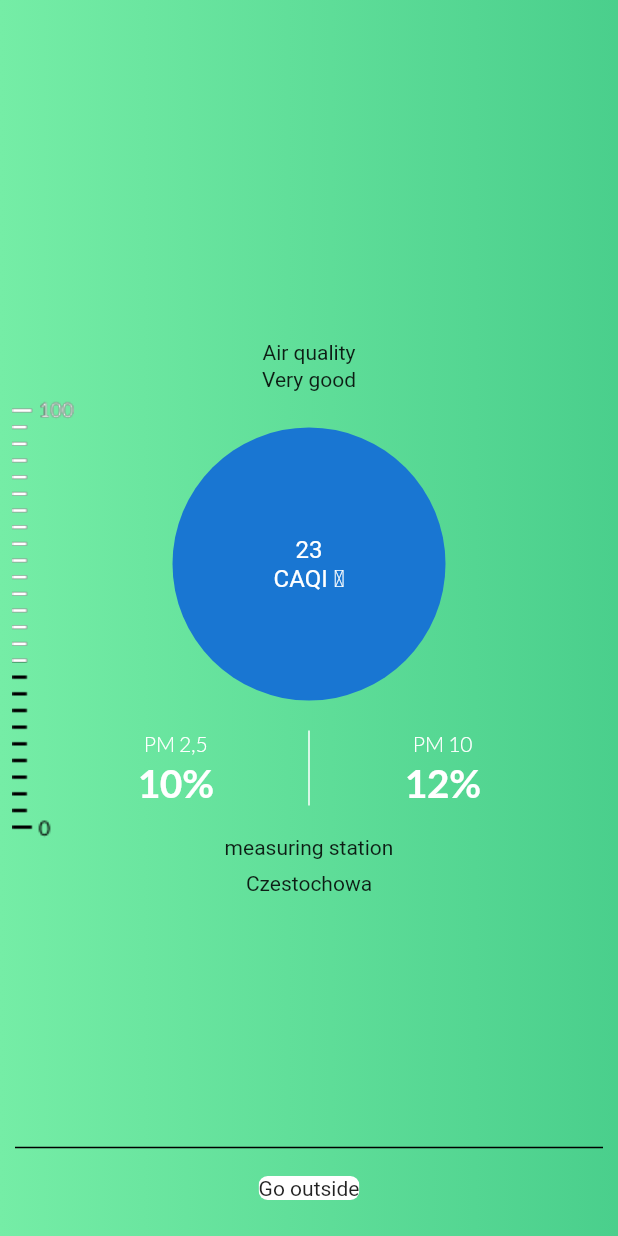
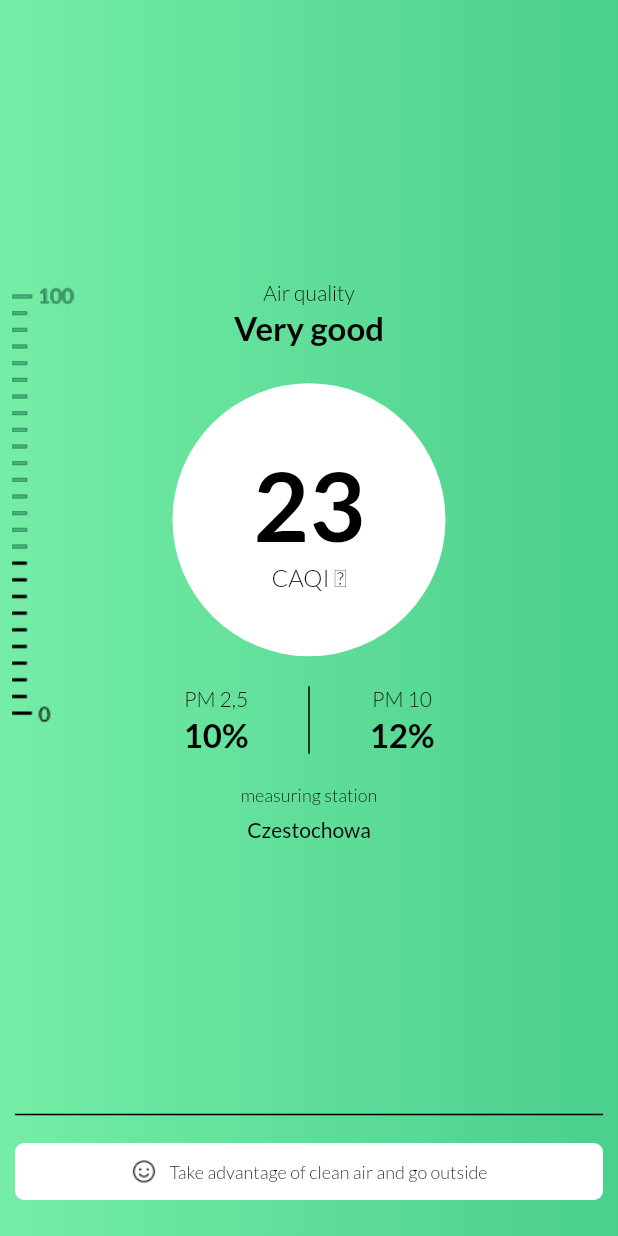
Before and after one commit to m-rud/Pure-air, a Flutter app: the AirScreen screen opened directly, on a phone screen of 412 x 824 dp. Run offline on Flutter 3.47's test engine with Material 2 defaults, Android fonts, the phone set to English and light mode, and no system bars; our stand-ins replace google_fonts, weather; network calls fail.

Commit message:
feat: stylize AirScreen

```diff
--- a/lib/AirScreen.dart
+++ b/lib/AirScreen.dart
@@ -28,18 +28,47 @@ class AirScreenState extends State<AirScreen> {
             child: Column(
                 mainAxisAlignment: MainAxisAlignment.center,
                 children: <Widget>[
-                  Text('Air quality'),
+                  Text('Air quality',
+                      textAlign: TextAlign.center,
+                      style: GoogleFonts.lato(
+                          textStyle: const TextStyle(
+                              fontSize: 14.0,
+                              height: 1.2,
+                              color: Colors.black,
+                              fontWeight: FontWeight.w300))),
                   Padding(padding: EdgeInsets.only(top: 2.0)),
-                  Text("Very good"),
+                  Text("Very good",
+                      textAlign: TextAlign.center,
+                      style: GoogleFonts.lato(
+                          textStyle: const TextStyle(
+                              fontSize: 22.0,
+                              height: 1.2,
+                              color: Colors.black,
+                              fontWeight: FontWeight.w700))),
                   Padding(padding: EdgeInsets.only(top: 24.0)),
                   CircleAvatar(
                     radius: 91.0,
+                    backgroundColor: Colors.white,
                     child: Container(
                       child: Column(
                         mainAxisAlignment: MainAxisAlignment.center,
                         children: [
-                          Text('23', textAlign: TextAlign.center),
-                          Text('CAQI 🛈', textAlign: TextAlign.center)
+                          Text('23',
+                              textAlign: TextAlign.center,
+                              style: GoogleFonts.lato(
+                                  textStyle: const TextStyle(
+                                      fontSize: 64.0,
+                                      height: 1.2,
+                                      color: Colors.black,
+                                      fontWeight: FontWeight.w700))),
+                          Text('CAQI 🛈',
+                              textAlign: TextAlign.center,
+                              style: GoogleFonts.lato(
+                                  textStyle: const TextStyle(
+                                      fontSize: 16.0,
+                                      height: 1.2,
+                                      color: Colors.black,
+                                      fontWeight: FontWeight.w300)))
                         ],
                       ),
                     ),
@@ -50,7 +79,7 @@ class AirScreenState extends State<AirScreen> {
                       mainAxisAlignment: MainAxisAlignment.center,
                       children: [
                         SizedBox(
-                          width: 130,
+                          width: 100,
                           child: Column(
                             mainAxisAlignment: MainAxisAlignment.end,
                             children: [
@@ -61,7 +90,7 @@ class AirScreenState extends State<AirScreen> {
                                     textStyle: const TextStyle(
                                         fontSize: 14.0,
                                         height: 1.2,
-                                        color: Colors.white,
+                                        color: Colors.black,
                                         fontWeight: FontWeight.w300)),
                               ),
                               const Padding(padding: EdgeInsets.only(top: 2.0)),
@@ -70,21 +99,21 @@ class AirScreenState extends State<AirScreen> {
                                 textAlign: TextAlign.center,
                                 style: GoogleFonts.lato(
                                     textStyle: const TextStyle(
-                                        fontSize: 26.0,
+                                        fontSize: 22.0,
                                         height: 1.2,
-                                        color: Colors.white,
+                                        color: Colors.black,
                                         fontWeight: FontWeight.w700)),
                               )
                             ],
                           ),
                         ),
                         const VerticalDivider(
-                          width: 48,
+                          width: 24,
                           thickness: 1,
-                          color: Colors.white,
+                          color: Colors.black,
                         ),
                         SizedBox(
-                          width: 130,
+                          width: 100,
                           child: Column(
                             mainAxisAlignment: MainAxisAlignment.start,
                             children: [
@@ -95,7 +124,7 @@ class AirScreenState extends State<AirScreen> {
                                     textStyle: const TextStyle(
                                         fontSize: 14.0,
                                         height: 1.2,
-                                        color: Colors.white,
+                                        color: Colors.black,
                                         fontWeight: FontWeight.w300)),
                               ),
                               const Padding(padding: EdgeInsets.only(top: 2.0)),
@@ -104,9 +133,9 @@ class AirScreenState extends State<AirScreen> {
                                 textAlign: TextAlign.center,
                                 style: GoogleFonts.lato(
                                     textStyle: const TextStyle(
-                                        fontSize: 26.0,
+                                        fontSize: 22.0,
                                         height: 1.2,
-                                        color: Colors.white,
+                                        color: Colors.black,
                                         fontWeight: FontWeight.w700)),
                               )
                             ],
@@ -116,14 +145,29 @@ class AirScreenState extends State<AirScreen> {
                     ),
                   ),
                   Padding(padding: EdgeInsets.only(top: 20.0)),
-                  Text("measuring station"),
+                  Text("measuring station",
+                      textAlign: TextAlign.center,
+                      style: GoogleFonts.lato(
+                          textStyle: const TextStyle(
+                              fontSize: 12.0,
+                              height: 1.2,
+                              color: Colors.black,
+                              fontWeight: FontWeight.w300))),
                   Padding(padding: EdgeInsets.only(top: 8.0)),
-                  Text("Czestochowa"),
+                  Text("Czestochowa",
+                      textAlign: TextAlign.center,
+                      style: GoogleFonts.lato(
+                          textStyle: const TextStyle(
+                              fontSize: 14.0,
+                              height: 1.2,
+                              color: Colors.black,
+                              fontWeight: FontWeight.w400))),
+                  Padding(padding: EdgeInsets.only(top: 76))
                 ]),
           ),
           Positioned(
               left: 8,
-              bottom: 0,
+              bottom: (76.0) * 2,
               right: 0,
               top: 0,
               child: Container(
@@ -143,7 +187,7 @@ class AirScreenState extends State<AirScreen> {
                             alignment: Alignment.topLeft,
                             heightFactor: 1 - 0.4,
                             child: Image.asset('icons/danger-value.png',
-                                scale: 0.9)),
+                                color: Color(0xDD4ACF8C), scale: 0.9)),
                       )
                     ],
                   ))),
@@ -155,7 +199,7 @@ class AirScreenState extends State<AirScreen> {
                 alignment: Alignment.center,
                 child: Column(
                   mainAxisAlignment: MainAxisAlignment.center,
-                  children:  [
+                  children: [
                     Padding(
                       padding: EdgeInsets.only(
                           top: 62.0, left: 10, right: 10, bottom: 14),
@@ -166,15 +210,33 @@ class AirScreenState extends State<AirScreen> {
                       ),
                     ),
                     Padding(
-                        padding: EdgeInsets.only(
-                            left: 10, right: 10, bottom: 24),
-                    child: ClipRRect(
-                      borderRadius: BorderRadius.circular(6.0),
-                      child: Container(
-                        color: Colors.white,
-                        child: Text('Go outside'),
+                      padding: EdgeInsets.only(left: 10, right: 10, bottom: 24),
+                      child: ClipRRect(
+                        borderRadius: BorderRadius.circular(6.0),
+                        child: Container(
+                          color: Colors.white,
+                          padding: EdgeInsets.all(10.0),
+                          height: 38.0,
+                          child: IntrinsicHeight(
+                              child: Row(
+                            mainAxisAlignment: MainAxisAlignment.center,
+                            children: [
+                              Image(
+                                alignment: Alignment.centerLeft,
+                                image: AssetImage('icons/happy.png'),
+                              ),
+                            Padding(padding: EdgeInsets.only(left: 8.0)),
+                            Text('Take advantage of clean air and go outside',textAlign: TextAlign.center,
+                                style: GoogleFonts.lato(
+                                    textStyle: const TextStyle(
+                                        fontSize: 12.0,
+                                        height: 1.2,
+                                        color: Colors.black,
+                                        fontWeight: FontWeight.w300)))],
+                          )),
+                        ),
                       ),
-                    ),)
+                    )
                   ],
                 ),
               ))
```
